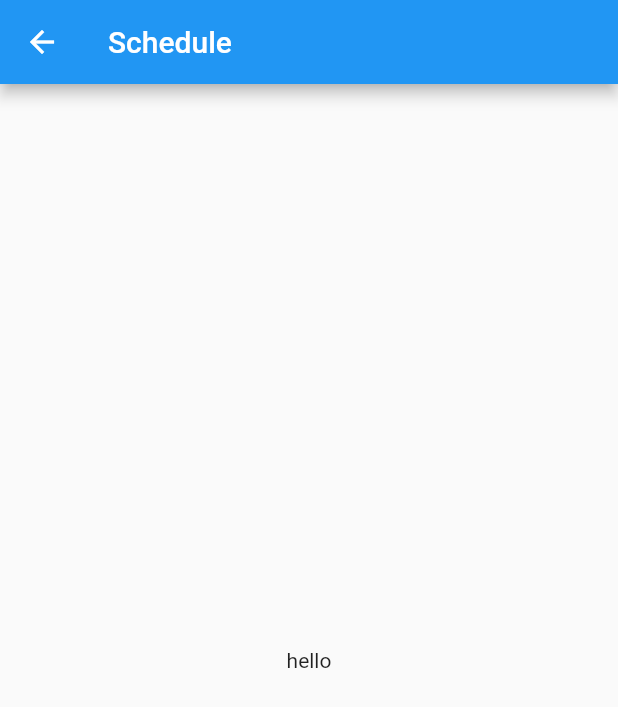
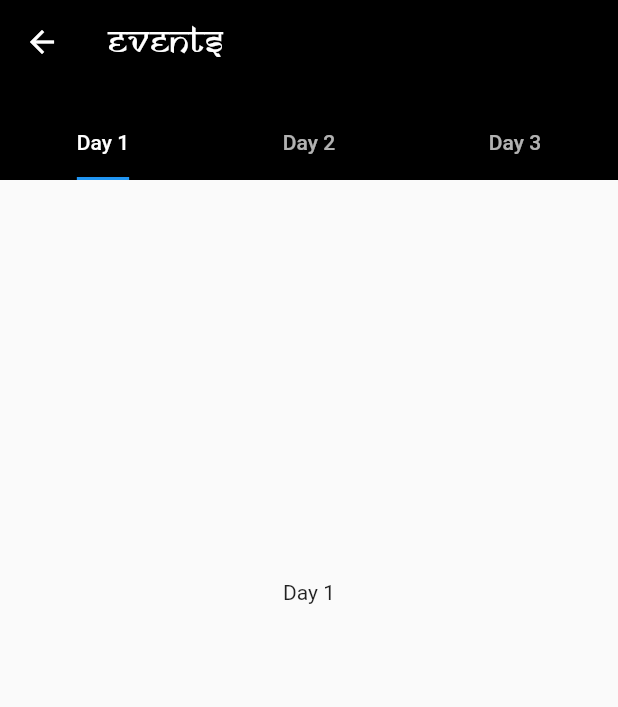
Before and after one commit to daksh0225/felicity_app, a Flutter app: the SchedulePage screen opened by its route, on a phone screen of 412 x 824 dp. Shown: the top 707 px of the screen. Run offline on Flutter 3.47's test engine with Material 2 defaults, Android fonts, the phone set to English and light mode, and no system bars; our stand-ins replace cloud_firestore, eva_icons_flutter, firebase_auth, firebase_messaging, flutter_spinkit, google_maps_flutter and 1 more; accounts and stored records are empty.

Commit message:
my events page created

```diff
--- a/lib/drawer.dart
+++ b/lib/drawer.dart
@@ -2,7 +2,7 @@ import 'package:eva_icons_flutter/eva_icons_flutter.dart';
 import 'package:flutter/material.dart';
 import 'package:flutter/cupertino.dart';
 import 'main.dart';
-import 'schedule.dart';
+import 'my_events.dart';
 import 'events.dart';
 import 'gallery.dart';
 import 'about.dart';
@@ -92,7 +92,7 @@ class DrawerWidget extends StatelessWidget{
                   ListTile(
                     leading: Icon(EvaIcons.clock,
                     color: Colors.white,),
-                    title: Text('Schedule',
+                    title: Text('My Events',
                     style: TextStyle(
                       color: Colors.white,
                       fontSize: 19,
--- a/lib/main.dart
+++ b/lib/main.dart
@@ -5,7 +5,7 @@ import 'package:flutter/material.dart';
 import 'package:flutter/cupertino.dart';
 import 'package:firebase_auth/firebase_auth.dart';
 import 'package:flutter/services.dart';
-import 'schedule.dart';
+import 'my_events.dart';
 import 'events.dart';
 import 'gallery.dart';
 import 'about.dart';
@@ -21,7 +21,6 @@ import 'package:google_maps_flutter/google_maps_flutter.dart';
 import 'dart:async';
 
 var x = null;
-
 // void main() => runApp(MyApp());
 void main() {
   SystemChrome.setPreferredOrientations([DeviceOrientation.portraitUp])
--- /dev/null
+++ b/lib/my_events.dart
@@ -0,0 +1,97 @@
+import 'package:flutter/material.dart';
+import 'package:flutter/cupertino.dart';
+import 'main.dart';
+import 'drawer.dart';
+class SchedulePageRoute extends CupertinoPageRoute {
+	SchedulePageRoute()
+		: super(builder: (BuildContext context) => new SchedulePage());
+
+
+	// OPTIONAL IF YOU WISH TO HAVE SOME EXTRA ANIMATION WHILE ROUTING
+	@override
+	Widget buildPage(BuildContext context, Animation<double> animation,
+		Animation<double> secondaryAnimation) {
+	return new FadeTransition(opacity: animation, child: new SchedulePage());
+	}
+}
+
+class SchedulePage extends StatefulWidget {
+ @override
+ _ScheduleState createState() {
+	 return _ScheduleState();
+ }
+}
+
+class _ScheduleState extends State<SchedulePage> {
+
+  Widget _appBarTitle = Text("Events",
+    style: TextStyle(
+      fontFamily: 'Samarkan',
+      fontSize: 25,
+      color: Colors.white,
+    ),
+  );
+
+ @override
+	Widget build(BuildContext context) {
+	//  return Scaffold(
+	// // 	 appBar: AppBar(title: Text('Schedule')),
+	// 	body: Center(
+	// 	  child: Text('hello'),
+	// 	),
+	// 	);
+    return DefaultTabController(
+      length: 3,
+      child: Scaffold(
+        body: CustomScrollView(
+        slivers: [
+          SliverAppBar(
+            title: _appBarTitle,
+            // title: Text('Events',
+            // style: TextStyle(color: Colors.white, fontFamily: 'Samarkan', fontSize: 25),),
+            pinned: true,
+            floating: true,
+            expandedHeight: 120,
+            backgroundColor: Colors.black,
+            // actions: <Widget>[
+            //   IconButton(
+            //     icon: _searchIcon,
+            //     onPressed: _searchPressed,
+            //   ),
+            // ],
+            bottom: TabBar(
+              indicatorSize: TabBarIndicatorSize.label,
+              tabs: <Widget>[
+                Tab(
+                  text: 'Day 1',
+                ),
+                Tab(
+                  text: 'Day 2',
+                ),
+                Tab(
+                  text: 'Day 3',
+                ),
+              ],
+            )
+          ),
+          SliverToBoxAdapter(
+            child: SizedBox(
+              height: 550.0,
+              child: TabBarView(
+                children: <Widget>[
+                  // event('1'),
+                  // event('2'),
+                  // event('3'),
+                  Center(child: Text('Day 1'),),
+                  Center(child: Text('Day 2'),),
+                  Center(child: Text('Day 3'),),
+                ],
+              ),
+            ),
+          )
+        ]
+      ),
+      ),
+    );
+	}
+ }
--- a/lib/schedule.dart
+++ /dev/null
@@ -1,53 +0,0 @@
-import 'package:flutter/material.dart';
-import 'package:flutter/cupertino.dart';
-import 'main.dart';
-import 'drawer.dart';
-class SchedulePageRoute extends CupertinoPageRoute {
-	SchedulePageRoute()
-		: super(builder: (BuildContext context) => new SchedulePage());
-
-
-	// OPTIONAL IF YOU WISH TO HAVE SOME EXTRA ANIMATION WHILE ROUTING
-	@override
-	Widget buildPage(BuildContext context, Animation<double> animation,
-		Animation<double> secondaryAnimation) {
-	return new FadeTransition(opacity: animation, child: new SchedulePage());
-	}
-}
-
-class SchedulePage extends StatefulWidget {
- @override
- _ScheduleState createState() {
-	 return _ScheduleState();
- }
-}
-
-class _ScheduleState extends State<SchedulePage> {
- @override
-	Widget build(BuildContext context) {
-	 return Scaffold(
-		 appBar: AppBar(title: Text('Schedule')),
-		body: Center(
-		child: Text('hello'),
-		),
-		// drawer:  DrawerWidget(),
-    // bottomNavigationBar: BottomNavigationBar(
-    //     // currentIndex: 1,
-    //     items: [
-    //       BottomNavigationBarItem(
-    //         icon: Icon(Icons.event),
-    //         title: Text('Events'),
-    //       ),
-    //       BottomNavigationBarItem(
-    //         icon: Icon(Icons.home),
-    //         title: Text('Home'),
-    //       ),
-    //       BottomNavigationBarItem(
-    //         icon: Icon(Icons.map),
-    //         title: Text('Map'),
-    //       )
-    //     ],
-    //   ),
-		);
-	}
- }
--- a/pubspec.yaml
+++ b/pubspec.yaml
@@ -42,7 +42,7 @@ dev_dependencies:
 flutter_icons:
   android: "launcher_icon"
   ios: true
-  image_path: "/assets/icon/icon.png"
+  image_path: "assets/icon/icon.png"
 # For information on the generic Dart part of this file, see the
 # following page: https://dart.dev/tools/pub/pubspec
 
```
Also changed, not shown: lib/events.dart (+0 -19 lines), 26 other files.
